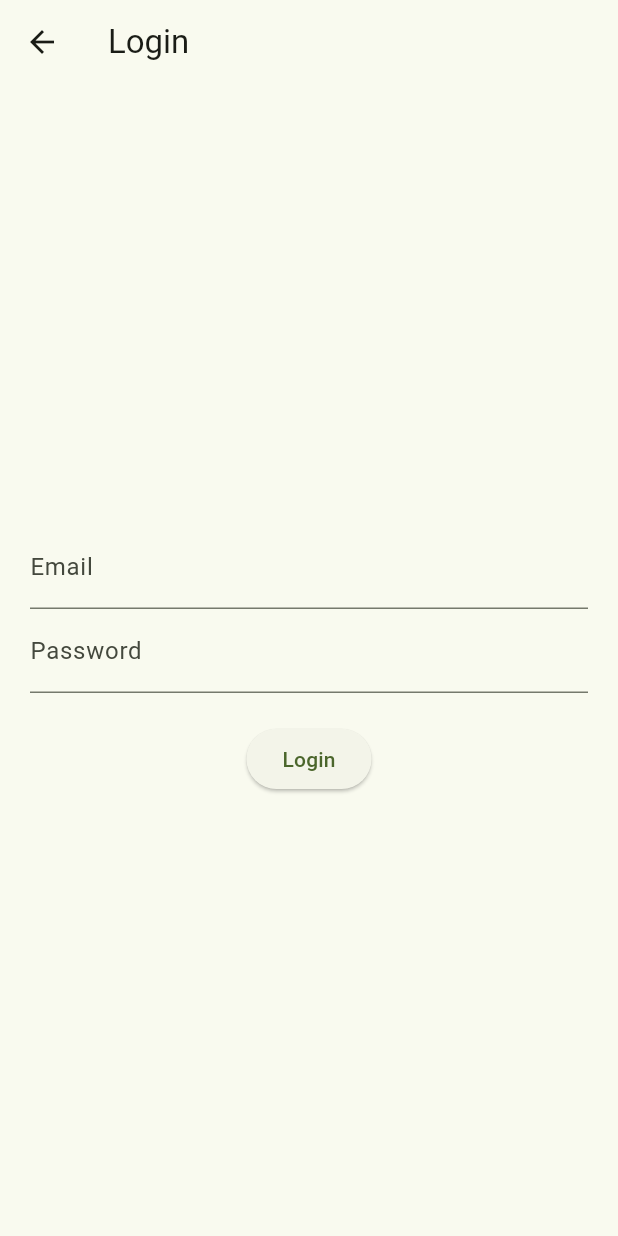
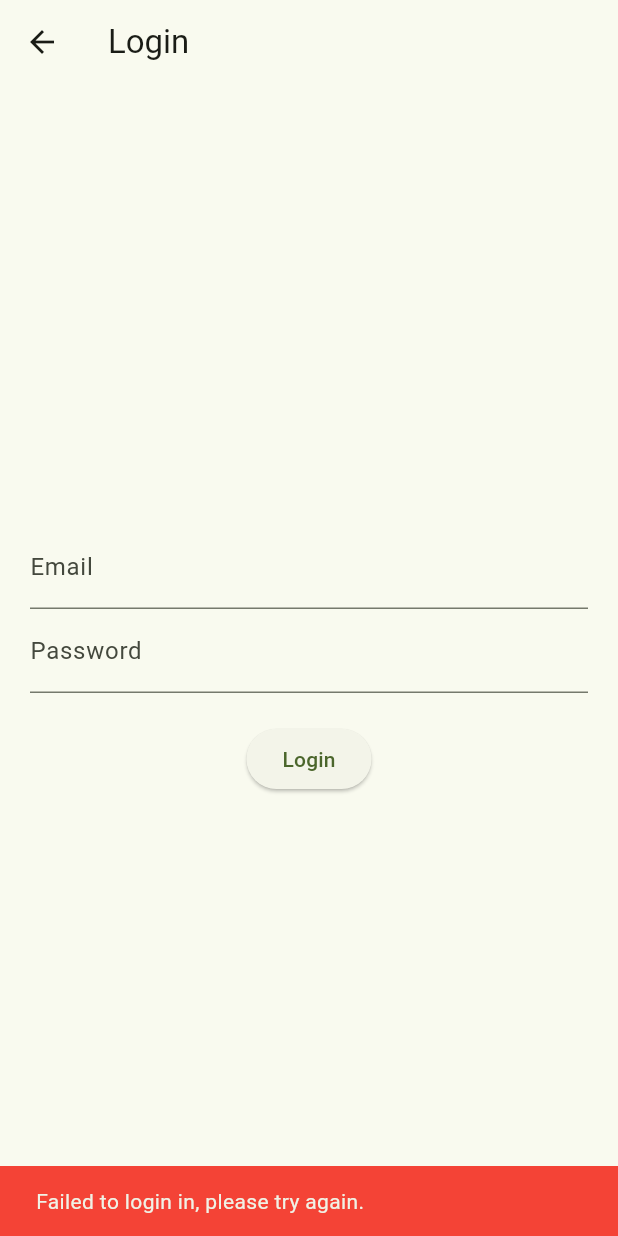
Before and after one commit to maxrisher/prepasto_app, a Flutter app: the LoginScreen screen opened directly, after a tap on "Login", on a phone screen of 412 x 824 dp. Run offline on Flutter 3.47's test engine with Material 3 defaults, Android fonts, the phone set to English and light mode, and no system bars; our stand-ins replace flutter_secure_storage; accounts and stored records are empty.

Commit message:
added mock authentication functionality

```diff
--- a/lib/screens/login_screen.dart
+++ b/lib/screens/login_screen.dart
@@ -1,6 +1,7 @@
 import 'package:flutter/material.dart';
 import 'package:provider/provider.dart';
 import '../services/mock_authentication_service.dart';
+import 'package:prepasto/screens/camera_screen.dart';
 
 class LoginScreen extends StatelessWidget {
   final TextEditingController _emailController = TextEditingController();
@@ -28,11 +29,24 @@ class LoginScreen extends StatelessWidget {
               ),
               SizedBox(height: 20),
               ElevatedButton(
-                onPressed: () {
+                onPressed: () async {
                   final String email = _emailController.text;
                   final String password = _passwordController.text;
-                  Provider.of<MockAuthenticationService>(context, listen: false)
+                  bool successfulLogin = await Provider.of<MockAuthenticationService>(context, listen: false)
                       .login(email, password);
+                  if (successfulLogin) {
+                    print("Successful login");
+                    Navigator.pushReplacement(context,
+                    MaterialPageRoute(builder: (context) => CameraScreen()),
+                    );
+                  } else {
+                    print("Login failed");
+                    ScaffoldMessenger.of(context).showSnackBar(
+                      SnackBar(
+                        content: Text('Failed to login in, please try again.'),
+                        backgroundColor: Colors.red,),
+                    );
+                  }
                 },
                 child: Text('Login'),
               ),
--- a/lib/services/mock_authentication_service.dart
+++ b/lib/services/mock_authentication_service.dart
@@ -14,11 +14,13 @@ class MockAuthenticationService extends AuthenticationService {
   Future<bool> login(String email, String password) async {
     await Future.delayed(Duration(seconds: 1));  // Simulate network delay
     if (email == "test@example.com" && password == "password123") {
+      print("good login credentials");
       await _storage.write(key: 'app_token', value: 'mocked-token');
       _isLoggedIn = true;
       notifyListeners();
       return true;
     } else {
+      print("bad login credentials");
       return false;
     }
   }
@@ -26,8 +28,11 @@ class MockAuthenticationService extends AuthenticationService {
   @override
   Future<bool> signUp(String email, String password) async {
     await Future.delayed(Duration(seconds: 1));  // Simulate network delay
-    // Assume all sign-ups are successful
-    return true;
+    if (email == "test@example.com" && password == "password123") {
+      return true;
+    } else{
+      return false;
+    }
   }
 
   @override
```
Also changed, not shown: lib/screens/signup_screen.dart (+15 -4 lines), lib/screens/main_screen.dart (added).
